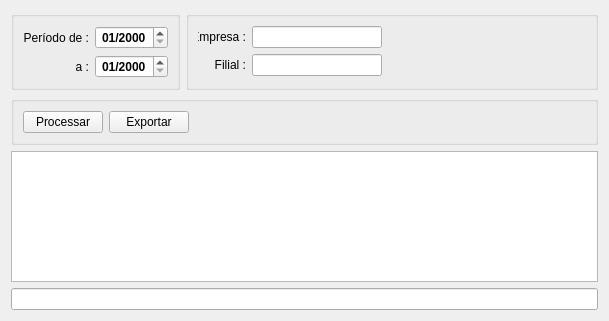
Qt form guiainssfolha.ui (fallomermo/SeverinoTools_BKP_Old) before a commit.
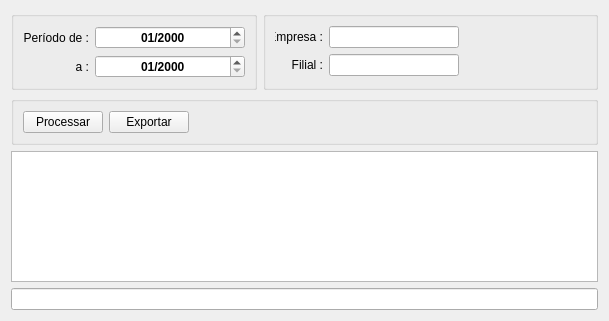
The same form after that commit. Icons and pictures are not drawn.

```diff
--- a/guiainssfolha.ui
+++ b/guiainssfolha.ui
@@ -13,6 +13,9 @@
   <property name="windowTitle">
    <string>Form</string>
   </property>
+  <property name="styleSheet">
+   <string notr="true"/>
+  </property>
   <layout class="QGridLayout" name="gridLayout_3">
    <item row="2" column="0" colspan="2">
     <widget class="QTableWidget" name="tableWidget"/>
@@ -175,7 +178,7 @@
          <widget class="QDateEdit" name="periodoInicial">
           <property name="minimumSize">
            <size>
-            <width>73</width>
+            <width>150</width>
             <height>0</height>
            </size>
           </property>
@@ -211,7 +214,7 @@
          <widget class="QDateEdit" name="periodoFinal">
           <property name="minimumSize">
            <size>
-            <width>73</width>
+            <width>150</width>
             <height>0</height>
            </size>
           </property>
```
